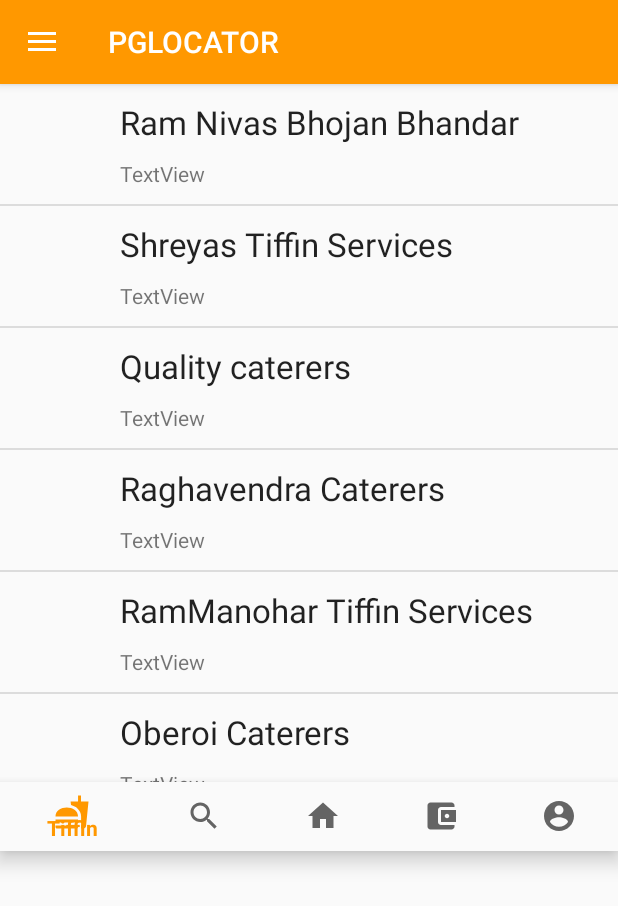
After one commit to shreyashegde-21/SACC, an Android app: the fragment tiffinfragment placed in its activity, on a phone screen of 412 x 824 dp. The commit adds this screen. Shown: the top 906 px of the screen. Run offline under Robolectric (Android 15) with nearby library versions, the phone set to English and light mode, and no system bars.

Commit message:
added all the files

```diff
--- a/app/build.gradle
+++ b/app/build.gradle
@@ -35,6 +35,7 @@ dependencies {
     implementation 'android.arch.navigation:navigation-fragment:1.0.0'
     implementation 'android.arch.navigation:navigation-ui:1.0.0'
     implementation 'android.arch.lifecycle:extensions:1.1.1'
+    implementation 'com.android.support:recyclerview-v7:28.0.0'
 
 
     testImplementation 'junit:junit:4.12'
--- /dev/null
+++ b/app/src/main/java/com/example/pglocator/RecyclerAdapter.java
@@ -0,0 +1,66 @@
+package com.example.pglocator;
+
+import android.support.annotation.NonNull;
+import android.support.v7.widget.RecyclerView;
+import android.util.Log;
+import android.view.LayoutInflater;
+import android.view.View;
+import android.view.ViewGroup;
+import android.widget.ImageView;
+import android.widget.TextView;
+import android.widget.Toast;
+
+import java.util.List;
+
+public class RecyclerAdapter extends RecyclerView.Adapter<RecyclerAdapter.ViewHolder> {
+
+    private static final String TAG = "recycleradapter";
+    List<String> tiffinservices;
+    public RecyclerAdapter(List<String> tiffinservices) {
+        this.tiffinservices = tiffinservices;
+    }
+
+
+    @NonNull
+    @Override
+
+    public ViewHolder onCreateViewHolder(@NonNull ViewGroup viewGroup, int i) {
+
+        LayoutInflater layoutinflater = LayoutInflater.from(viewGroup.getContext());
+        View view = layoutinflater.inflate(R.layout.row_item, viewGroup, false);
+        ViewHolder viewholder = new ViewHolder(view);
+        return viewholder;
+    }
+
+    @Override
+    public void onBindViewHolder(@NonNull ViewHolder viewHolder, int i) {
+
+        viewHolder.rowtextview.setText(tiffinservices.get(i));
+
+    }
+
+    @Override
+    public int getItemCount() {
+
+        return tiffinservices.size();
+    }
+
+    class ViewHolder extends RecyclerView.ViewHolder  implements View.OnClickListener {
+
+        ImageView rowimageview;
+        TextView rowtextview, rowtextview2;
+        public ViewHolder(@NonNull View itemView) {
+            super(itemView);
+            rowimageview = itemView.findViewById(R.id.rowimageview);
+            rowtextview = itemView.findViewById(R.id.rowtextview);
+            rowtextview2 = itemView.findViewById(R.id.rowtextview2);
+
+            itemView.setOnClickListener(this);
+        }
+
+        @Override
+        public void onClick(View v) {
+            Toast.makeText(v.getContext(), tiffinservices.get(getAdapterPosition()), Toast.LENGTH_SHORT).show();
+        }
+    }
+}
--- /dev/null
+++ b/app/src/main/java/com/example/pglocator/tiffinfragment.java
@@ -0,0 +1,54 @@
+package com.example.pglocator;
+
+import android.os.Bundle;
+import android.support.annotation.NonNull;
+import android.support.annotation.Nullable;
+import android.support.v4.app.Fragment;
+import android.support.v7.widget.DividerItemDecoration;
+import android.support.v7.widget.LinearLayoutManager;
+import android.support.v7.widget.RecyclerView;
+import android.view.LayoutInflater;
+import android.view.View;
+import android.view.ViewGroup;
+
+import java.util.ArrayList;
+import java.util.List;
+
+public class tiffinfragment extends Fragment {
+
+
+    RecyclerView recyclerview ;
+    RecyclerAdapter recycleradapter;
+    List<String> tiffinservices;
+
+
+    @Nullable
+    @Override
+    public View onCreateView(@NonNull LayoutInflater inflater, @Nullable ViewGroup container, @Nullable Bundle savedInstanceState) {
+        View view = inflater.inflate(R.layout.fragment_tiffin, container, false);
+
+        tiffinservices = new ArrayList<>();
+        recyclerview = view.findViewById(R.id.recyclerView);
+        recycleradapter = new RecyclerAdapter(tiffinservices);
+        recyclerview.setAdapter(recycleradapter);
+
+        DividerItemDecoration divideritemdecoration = new DividerItemDecoration(getContext(), DividerItemDecoration.VERTICAL);
+        recyclerview.addItemDecoration(divideritemdecoration);
+
+        tiffinservices.add("Ram Nivas Bhojan Bhandar");
+        tiffinservices.add("Shreyas Tiffin Services");
+        tiffinservices.add("Quality caterers");
+        tiffinservices.add("Raghavendra Caterers");
+        tiffinservices.add("RamManohar Tiffin Services");
+        tiffinservices.add("Oberoi Caterers");
+        tiffinservices.add("Goenka Hospitality");
+        tiffinservices.add("Singhania Foods");
+        tiffinservices.add("International Services");
+        tiffinservices.add("Food Services");
+        tiffinservices.add("Pookichat caterers");
+
+
+
+        return view;
+    }
+}
--- /dev/null
+++ b/app/src/main/res/layout/fragment_tiffin.xml
@@ -0,0 +1,20 @@
+<?xml version="1.0" encoding="utf-8"?>
+<android.support.constraint.ConstraintLayout
+    xmlns:android="http://schemas.android.com/apk/res/android"
+    android:layout_width="match_parent"
+    android:layout_height="match_parent"
+    xmlns:app="http://schemas.android.com/apk/res-auto">
+
+
+   <android.support.v7.widget.RecyclerView
+       android:id="@+id/recyclerView"
+       android:layout_width="match_parent"
+       android:layout_height="match_parent"
+       app:layout_constraintLeft_toLeftOf="parent"
+       app:layout_constraintRight_toRightOf="parent"
+       app:layout_constraintBottom_toBottomOf="parent"
+       app:layout_constraintTop_toTopOf="parent"
+       app:layoutManager="android.support.v7.widget.LinearLayoutManager"
+
+       />
+</android.support.constraint.ConstraintLayout>
--- /dev/null
+++ b/app/src/main/res/layout/row_item.xml
@@ -0,0 +1,47 @@
+<?xml version="1.0" encoding="utf-8"?>
+<android.support.constraint.ConstraintLayout xmlns:android="http://schemas.android.com/apk/res/android"
+    xmlns:app="http://schemas.android.com/apk/res-auto"
+    xmlns:tools="http://schemas.android.com/tools"
+    android:layout_width="match_parent"
+    android:layout_height="wrap_content"
+    android:orientation="vertical"
+    android:background="?attr/selectableItemBackground">
+
+    <ImageView
+        android:id="@+id/rowimageview"
+        android:layout_width="48dp"
+        android:layout_height="48dp"
+        android:layout_marginStart="16dp"
+        android:layout_marginLeft="16dp"
+        android:layout_marginTop="16dp"
+        android:layout_marginBottom="16dp"
+        app:layout_constraintBottom_toBottomOf="parent"
+        app:layout_constraintStart_toStartOf="parent"
+        app:layout_constraintTop_toTopOf="parent"
+        tools:srcCompat="@tools:sample/avatars" />
+
+    <TextView
+        android:id="@+id/rowtextview"
+        android:layout_width="0dp"
+        android:layout_height="wrap_content"
+        android:layout_marginStart="16dp"
+        android:layout_marginLeft="16dp"
+        android:text="TextView"
+        android:textAppearance="@style/TextAppearance.AppCompat.Large"
+        app:layout_constraintBottom_toTopOf="@+id/rowtextview2"
+        app:layout_constraintEnd_toEndOf="parent"
+        app:layout_constraintStart_toEndOf="@+id/rowimageview"
+        app:layout_constraintTop_toTopOf="parent" />
+
+    <TextView
+        android:id="@+id/rowtextview2"
+        android:layout_width="0dp"
+        android:layout_height="wrap_content"
+        android:text="TextView"
+        android:textAppearance="@style/TextAppearance.AppCompat.Small"
+        app:layout_constraintBottom_toBottomOf="parent"
+        app:layout_constraintEnd_toEndOf="parent"
+        app:layout_constraintStart_toStartOf="@+id/rowtextview"
+        app:layout_constraintTop_toBottomOf="@+id/rowtextview" />
+
+</android.support.constraint.ConstraintLayout>
```
Also changed, not shown: app/src/main/AndroidManifest.xml (+5 -3 lines), app/src/main/java/com/example/pglocator/Home_Page.java (+34 -2 lines), app/src/main/java/com/example/pglocator/homefragment.java (added, +19 -0 lines), app/src/main/java/com/example/pglocator/profilefragment.java (added, +19 -0 lines), app/src/main/java/com/example/pglocator/searchfragment.java (added, +19 -0 lines), app/src/main/java/com/example/pglocator/walletfragment.java (added, +19 -0 lines), app/src/main/res/layout/fragment_home.xml (added, +11 -0 lines), app/src/main/res/layout/fragment_profile.xml (added, +11 -0 lines), app/src/main/res/layout/fragment_search.xml (added, +11 -0 lines), app/src/main/res/layout/fragment_wallet.xml (added, +11 -0 lines).
